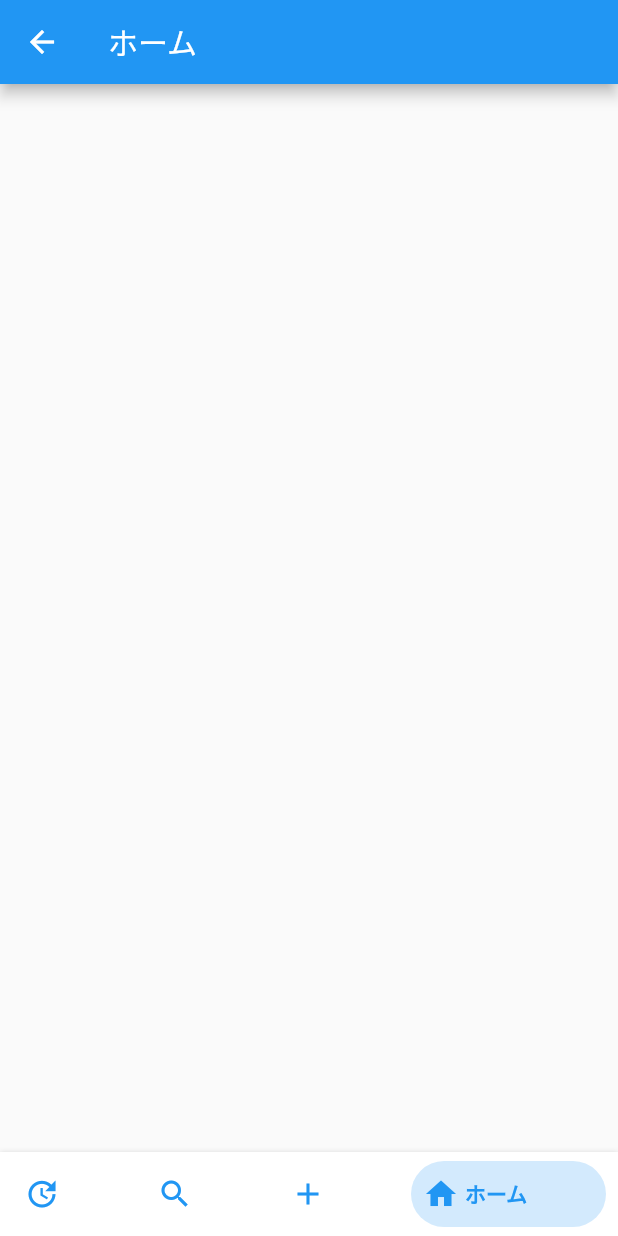
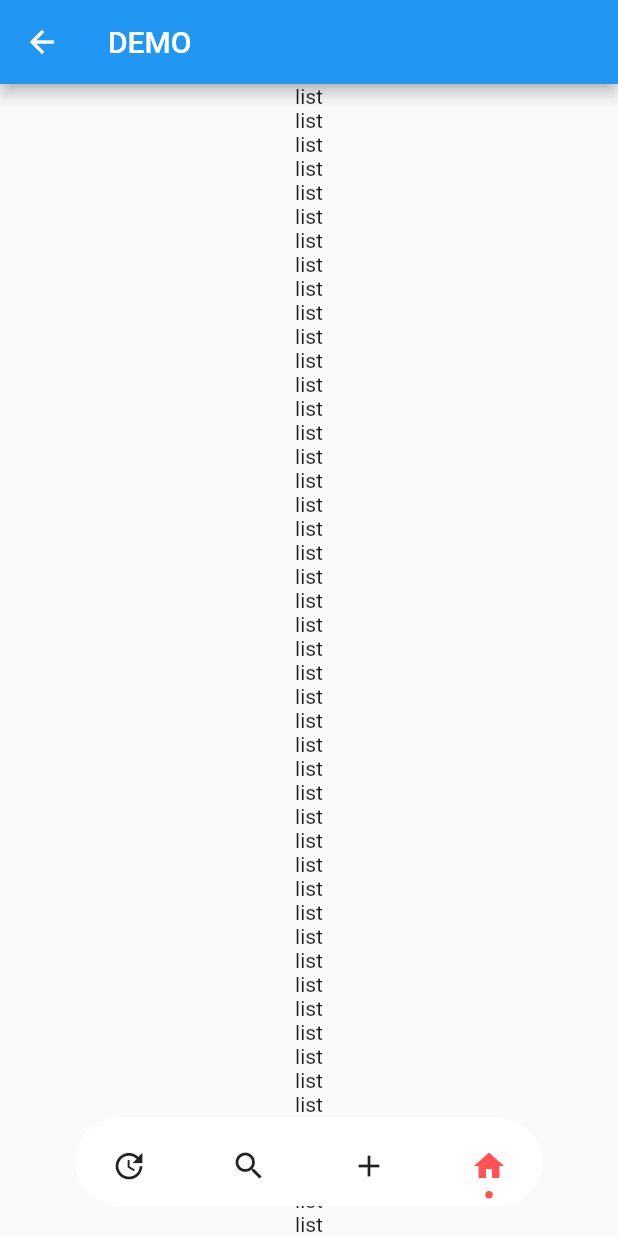
Before and after one commit to Tani1015/Akind, a Flutter app: the BottomRoutes screen opened by its route, item 4 of the bottom bar chosen, on a phone screen of 412 x 824 dp. Run offline on Flutter 3.47's test engine with Material 2 defaults, Android fonts, the phone set to English and light mode, and no system bars; drawn by our look-alikes of bottom_navy_bar, dot_navigation_bar; our stand-ins replace firebase_core, get, simple_animations, supercharged; missing offline and left inert: sign_button; accounts and stored records are empty.

```diff
--- a/lib/providers/routes/bottom_routes.dart
+++ b/lib/providers/routes/bottom_routes.dart
@@ -3,17 +3,17 @@ import 'package:akindo/screens/home_page.dart';
 import 'package:akindo/screens/listing_page.dart';
 import 'package:akindo/screens/recommend_page.dart';
 import 'package:akindo/screens/search_page.dart';
-import 'package:bottom_navy_bar/bottom_navy_bar.dart';
+import 'package:dot_navigation_bar/dot_navigation_bar.dart';
 import 'package:get/get.dart';
 import 'package:flutter/material.dart';
 
 class BottomRoutes extends StatelessWidget{
 
-  var bottomNavigationItem = [
-    BottomNavyBarItem(icon: Icon(Icons.update), title: Text('おすすめ')),
-    BottomNavyBarItem(icon: Icon(Icons.search_outlined), title: Text('探す')),
-    BottomNavyBarItem(icon: Icon(Icons.add), title: Text('出品')),
-    BottomNavyBarItem(icon: Icon(Icons.home), title: Text('ホーム'))
+  var floatingNavigationItem = [
+    DotNavigationBarItem(icon: Icon(Icons.update),selectedColor: Colors.redAccent),
+    DotNavigationBarItem(icon: Icon(Icons.search_outlined), selectedColor: Colors.redAccent),
+    DotNavigationBarItem(icon: Icon(Icons.add), selectedColor: Colors.redAccent),
+    DotNavigationBarItem(icon: Icon(Icons.home), selectedColor: Colors.redAccent)
   ];
 
   @override
@@ -30,10 +30,12 @@ class BottomRoutes extends StatelessWidget{
                 HomePage()
               ],
             ),
-          bottomNavigationBar: BottomNavyBar(
-            selectedIndex: controller.tappedIndex,
-            onItemSelected: controller.changeTabIndex,
-            items: bottomNavigationItem,
+          extendBody: true,
+          bottomNavigationBar: DotNavigationBar(
+            currentIndex: controller.tappedIndex,
+            onTap: controller.changeTabIndex,
+            items: floatingNavigationItem,
+            dotIndicatorColor: Colors.redAccent,
           )
         );
       }
--- a/lib/screens/home_page.dart
+++ b/lib/screens/home_page.dart
@@ -9,7 +9,124 @@ class HomePage extends GetView<HomeController> {
   Widget build(BuildContext context) {
     return Scaffold(
       appBar: AppBar(
-        title: Text("ホーム"),
+        title: Text('DEMO'),
+      ),
+      body: Center(
+        child: SingleChildScrollView( // SingleChildScrollViewで子ウィジェットをラップ
+          child: Column(
+            children: [
+              Text("list"),
+              Text("list"),
+              Text("list"),
+              Text("list"),
+              Text("list"),
+              Text("list"),
+              Text("list"),
+              Text("list"),
+              Text("list"),
+              Text("list"),
+              Text("list"),
+              Text("list"),
+              Text("list"),
+              Text("list"),
+              Text("list"),
+              Text("list"),
+              Text("list"),
+              Text("list"),
+              Text("list"),
+              Text("list"),
+              Text("list"),
+              Text("list"),
+              Text("list"),
+              Text("list"),
+              Text("list"),
+              Text("list"),
+              Text("list"),
+              Text("list"),
+              Text("list"),
+              Text("list"),
+              Text("list"),
+              Text("list"),
+              Text("list"),
+              Text("list"),
+              Text("list"),
+              Text("list"),
+              Text("list"),
+              Text("list"),
+              Text("list"),
+              Text("list"),
+              Text("list"),
+              Text("list"),
+              Text("list"),
+              Text("list"),
+              Text("list"),
+              Text("list"),
+              Text("list"),
+              Text("list"),
+              Text("list"),
+              Text("list"),
+              Text("list"),
+              Text("list"),
+              Text("list"),
+              Text("list"),
+              Text("list"),
+              Text("list"),
+              Text("list"),
+              Text("list"),
+              Text("list"),
+              Text("list"),
+              Text("list"),
+              Text("list"),
+              Text("list"),
+              Text("list"),
+              Text("list"),
+              Text("list"),
+              Text("list"),
+              Text("list"),
+              Text("list"),
+              Text("list"),
+              Text("list"),
+              Text("list"),
+              Text("list"),
+              Text("list"),
+              Text("list"),
+              Text("list"),
+              Text("list"),
+              Text("list"),
+              Text("list"),
+              Text("list"),
+              Text("list"),
+              Text("list"),
+              Text("list"),
+              Text("list"),
+              Text("list"),
+              Text("list"),
+              Text("list"),
+              Text("list"),
+              Text("list"),
+              Text("list"),
+              Text("list"),
+              Text("list"),
+              Text("list"),
+              Text("list"),
+              Text("list"),
+              Text("list"),
+              Text("list"),
+              Text("list"),
+              Text("list"),
+              Text("list"),
+              Text("list"),
+              Text("list"),
+              Text("list"),
+              Text("list"),
+              Text("list"),
+              Text("list"),
+              Text("list"),
+              Text("list"),
+
+            ],
+          ),
+        ),
       ),
     );
   }
--- a/pubspec.yaml
+++ b/pubspec.yaml
@@ -29,11 +29,13 @@ dependencies:
   # Use with the CupertinoIcons class for iOS style icons.
   cupertino_icons: ^1.0.2
   firebase_core:
+  firebase_auth:
+  cloud_firestore:
   get:
   simple_animations: ^4.0.0
   supercharged:
   sign_button:
-  bottom_navy_bar:
+  dot_navigation_bar: ^1.0.1+3
 
 dev_dependencies:
   flutter_test:
```
Also changed, not shown: lib/providers/binding/bottom_routes_binding.dart (+4 -4 lines), lib/providers/data/login_data.dart (+3 -6 lines), lib/providers/data/signup_data.dart (+5 -7 lines), lib/screens/login_page.dart (+32 -27 lines), lib/screens/signup_page.dart (+39 -27 lines), lib/attach/animation/animation.dart (renamed from lib/component/animation/animation.dart), lib/providers/data/list_item.dart (deleted), pubspec.lock, 40 other files.
